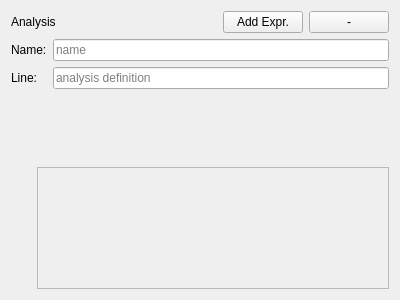
The window that spicetools/bench/analysis.ui (mdavidsaver/spicetools) describes before a commit, drawn with Qt 5.
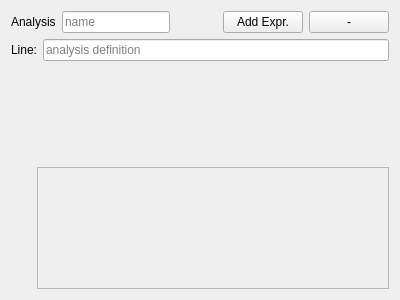
The same window after the commit.

Commit message: better layout

The edit to the form file:
```diff
--- a/spicetools/bench/analysis.ui
+++ b/spicetools/bench/analysis.ui
@@ -18,17 +18,31 @@
     <layout class="QHBoxLayout" name="horizontalLayout_2">
      <item>
       <widget class="QLabel" name="label">
-       <property name="sizePolicy">
-        <sizepolicy hsizetype="Expanding" vsizetype="Preferred">
-         <horstretch>0</horstretch>
-         <verstretch>0</verstretch>
-        </sizepolicy>
-       </property>
        <property name="text">
         <string>Analysis</string>
        </property>
       </widget>
      </item>
+     <item>
+      <widget class="QLineEdit" name="name">
+       <property name="placeholderText">
+        <string>name</string>
+       </property>
+      </widget>
+     </item>
+     <item>
+      <spacer name="horizontalSpacer">
+       <property name="orientation">
+        <enum>Qt::Horizontal</enum>
+       </property>
+       <property name="sizeHint" stdset="0">
+        <size>
+         <width>40</width>
+         <height>20</height>
+        </size>
+       </property>
+      </spacer>
+     </item>
      <item>
       <widget class="QPushButton" name="btnExpr">
        <property name="text">
@@ -47,28 +61,17 @@
    </item>
    <item>
     <layout class="QFormLayout" name="formLayout">
+     <property name="fieldGrowthPolicy">
+      <enum>QFormLayout::ExpandingFieldsGrow</enum>
+     </property>
      <item row="0" column="0">
-      <widget class="QLabel" name="label_2">
-       <property name="text">
-        <string>Name:</string>
-       </property>
-      </widget>
-     </item>
-     <item row="0" column="1">
-      <widget class="QLineEdit" name="name">
-       <property name="placeholderText">
-        <string>name</string>
-       </property>
-      </widget>
-     </item>
-     <item row="1" column="0">
       <widget class="QLabel" name="label_3">
        <property name="text">
         <string>Line:</string>
        </property>
       </widget>
      </item>
-     <item row="1" column="1">
+     <item row="0" column="1">
       <widget class="QLineEdit" name="sim">
        <property name="sizePolicy">
         <sizepolicy hsizetype="Expanding" vsizetype="Fixed">
```
The commit also changes 5 other files.
